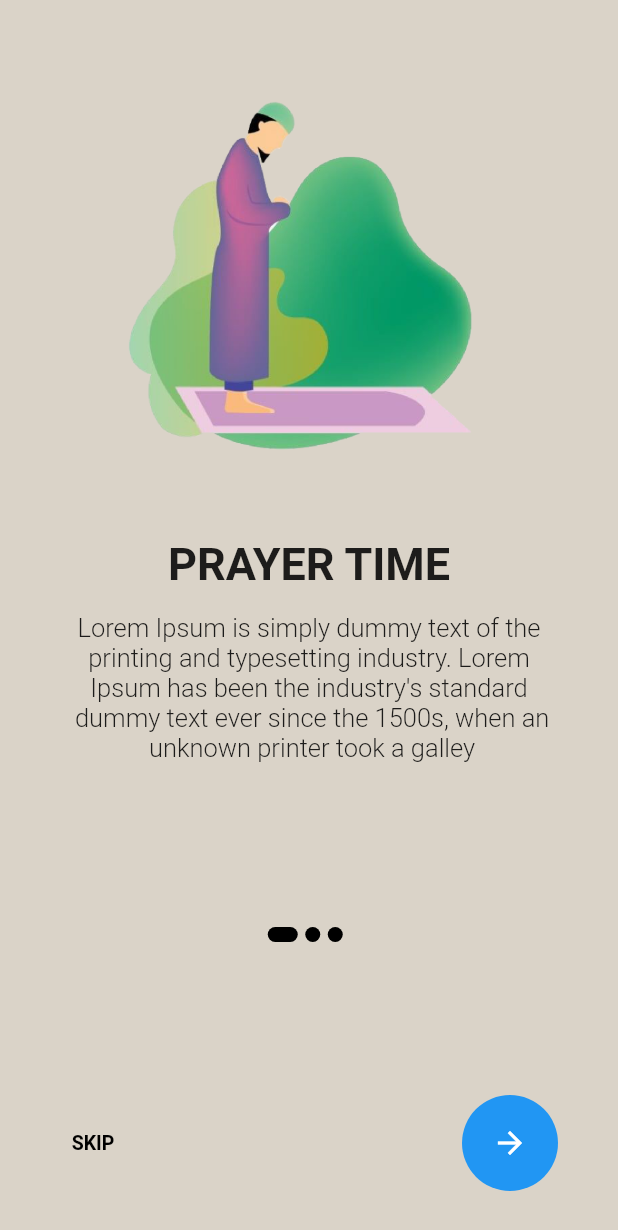
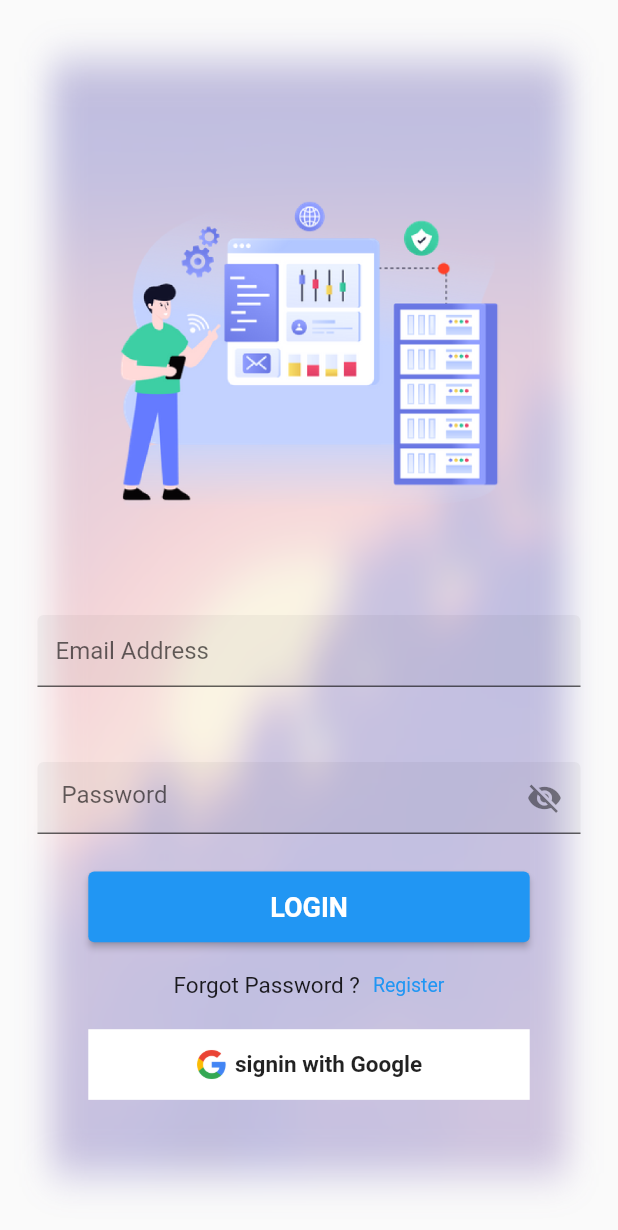
Before and after one commit to Asad-As/prayer_assitant, a Flutter app: the screen it shows after launch, on a phone screen of 412 x 824 dp. Shown: the top 1230 px of the screen. Run offline on Flutter 3.47's test engine with Material 2 defaults, Android fonts, the light colour scheme and no system bars; our stand-ins replace firebase_core, flutter_screenutil; accounts and stored records are empty; Roboto replaces fonts that are missing (Mulish).

Commit message:
added 2 screen

```diff
--- /dev/null
+++ b/lib/Core/common_methods.dart
@@ -0,0 +1,51 @@
+import 'package:flutter/material.dart';
+import 'package:flutter_screenutil/flutter_screenutil.dart';
+
+ String hint = "hint";
+final _formkey =GlobalKey<FormState>();
+final emailcontroller = TextEditingController();
+final passwordcontroller = TextEditingController();
+final conformPW = TextEditingController();
+Widget makeInput({obsureText = false,hint,allcontroller,Htext,txt2, Iconss,iconss}){
+  return Column(
+    crossAxisAlignment: CrossAxisAlignment.start,
+    children: [
+
+
+      Padding(
+        padding: const EdgeInsets.symmetric(vertical: 25,horizontal: 25),
+        child: TextFormField(
+
+          controller: allcontroller,
+          obscureText: obsureText,
+          decoration:  InputDecoration(
+            hintText: Htext,
+            filled: true,
+            suffixIcon: Iconss,
+            prefixIcon: iconss,
+
+
+          ),
+
+
+
+          // validator: (value) {
+          //   if (value!.isEmpty) {
+          //     return text;
+          //   }
+          //
+          //  else if( passwordcontroller.value.text.compareTo(conformPW.value.text)==1){
+          //     return txt2;
+          //     print("jgfgtdcthfggggg------------");
+          //   }
+          //   return null;
+          // },
+
+
+
+        ),
+      ),
+
+    ],
+  );
+}
--- /dev/null
+++ b/lib/Core/common_wedgits.dart
@@ -0,0 +1,32 @@
+import 'package:flutter/cupertino.dart';
+import 'package:flutter/material.dart';
+import 'package:flutter_screenutil/flutter_screenutil.dart';
+
+class CoustomButton extends StatelessWidget {
+  String buttonTitle;
+
+  final bool loading;
+  final VoidCallback pointToOnPress;
+  CoustomButton({Key? key, required this.pointToOnPress,
+    required this.buttonTitle,
+    this.loading= false,
+   }) : super(key: key);
+
+  @override
+  Widget build(BuildContext context) {
+    return SizedBox(
+      height: 40.h,
+      width: 250.h,
+      child: ElevatedButton(
+        onPressed: pointToOnPress,
+        child: loading ? CircularProgressIndicator(strokeWidth: 3,color: Colors.white,):
+        Text(buttonTitle,style: TextStyle(fontWeight: FontWeight.bold,fontSize: 18),),
+        style: ElevatedButton.styleFrom(
+          primary:Colors.blue,
+          ),
+
+
+      ),
+    );
+  }
+}
--- a/lib/Core/imagePath.dart
+++ b/lib/Core/imagePath.dart
@@ -21,6 +21,7 @@ class Images {
    String umrahguid = '$assetsPath/10.png';
    String hajguid = '$assetsPath/11.png';
    String bg = '$assetsPath/bg.png';
+   String Google = '$assetsPath/google.png';
 
 
 }
--- /dev/null
+++ b/lib/Feature/LoginScreen/loginscreen.dart
@@ -0,0 +1,95 @@
+import 'package:flutter/cupertino.dart';
+import 'package:flutter/material.dart';
+import 'package:flutter_screenutil/flutter_screenutil.dart';
+import 'package:prayer_assitant/Feature/OnboardingScreeen/onboarding_contents.dart';
+import '../../Core/common_methods.dart';
+import '../../Core/common_wedgits.dart';
+import '../../Core/imagePath.dart';
+
+class LoginScreen extends StatefulWidget {
+  const LoginScreen({Key? key}) : super(key: key);
+
+  @override
+  State<LoginScreen> createState() => _LoginScreenState();
+}
+
+class _LoginScreenState extends State<LoginScreen> {
+  bool _isobscure=true;
+
+  Images imageS = Images();
+  @override
+  Widget build(BuildContext context) {
+    return Scaffold(
+
+
+
+      body: SafeArea(
+        child: Expanded(
+          child: Container(
+           decoration: BoxDecoration(
+             image:  DecorationImage(
+               image: AssetImage(imageS.bg),
+               fit: BoxFit.fill,
+             ),
+           ),
+           child: Column(
+             mainAxisAlignment: MainAxisAlignment.center,
+            children: [
+              Image.asset(imageS.Signinpic,height: 250.h,width: 250.h,),
+              makeInput(allcontroller: emailcontroller,Htext: 'Email Address',
+
+              ),
+            makeInput(obsureText: _isobscure,allcontroller: passwordcontroller,Htext: ' Password',
+                Iconss:  IconButton(
+                  onPressed: (){
+                    setState(() {
+                      _isobscure = !_isobscure;
+                    });
+
+                  },
+                  icon: Icon(
+                      _isobscure
+                          ?  Icons.visibility_off
+                          : Icons.visibility
+
+                  ),),
+              ),
+              CoustomButton(pointToOnPress: (){}, buttonTitle: "LOGIN"),
+              SizedBox(height: 20),
+              Row(
+                mainAxisAlignment: MainAxisAlignment.center,
+                children: [
+                  const Text("Forgot Password ? ",style: TextStyle(fontSize: 15),),
+                  SizedBox(width: 5,),
+                  InkWell(
+                    onTap: (){Navigator.pushNamed(context, " ");},
+                    child: Text("Register",style: TextStyle(
+                        fontSize: 13,
+                        color: Colors.blue,
+                    ),),
+                  ),
+                ],
+              ),
+              SizedBox(height: 20),
+              Container(
+                height: 40.h,
+                width: 250.h,
+                color: Colors.white,
+                child: Row(
+                  mainAxisAlignment: MainAxisAlignment.center,
+                  children: [
+
+                    Image.asset(imageS.Google,height: 18.h,width: 18.h,),
+                    SizedBox(width: 5,),
+                    Text("signin with Google",style: TextStyle(fontWeight: FontWeight.bold,fontSize: 15),),
+                  ],
+                ),
+              )
+
+            ],
+            ),
+          ),
+        ),),
+    );
+  }
+}
--- a/lib/main.dart
+++ b/lib/main.dart
@@ -1,7 +1,9 @@
 import 'package:flutter/material.dart';
 import 'package:flutter_screenutil/flutter_screenutil.dart';
 import 'package:prayer_assitant/Feature/HomeScreen/HomeScreen.dart';
+import 'package:prayer_assitant/Feature/LoginScreen/loginscreen.dart';
 import 'package:prayer_assitant/Feature/OnboardingScreeen/onboarding_screen.dart';
+import 'package:prayer_assitant/Feature/RegisterScreen/Register_Screen.dart';
 
 void main() {
   runApp(const MyApp());
@@ -25,7 +27,8 @@ class MyApp extends StatelessWidget {
               primarySwatch: Colors.blue,
             ),
             debugShowCheckedModeBanner: false,
-            home: const OnboardingScreen(),
+           home: const LoginScreen(),
+           // home: const RegisterScreen(),
           );
         }
     );
--- a/pubspec.yaml
+++ b/pubspec.yaml
@@ -65,6 +65,7 @@ flutter:
   # To add assets to your application, add an assets section, like this:
   assets:
     - Assets/OnboardingScreenImages/
+    - Assets/images/
   #   - images/a_dot_ham.jpeg
 
   # An image asset can refer to one or more resolution-specific "variants", see
```
Also changed, not shown: lib/Feature/RegisterScreen/Register_Screen.dart (added, +91 -0 lines), Assets/images/google.png (added), 1 other file.
